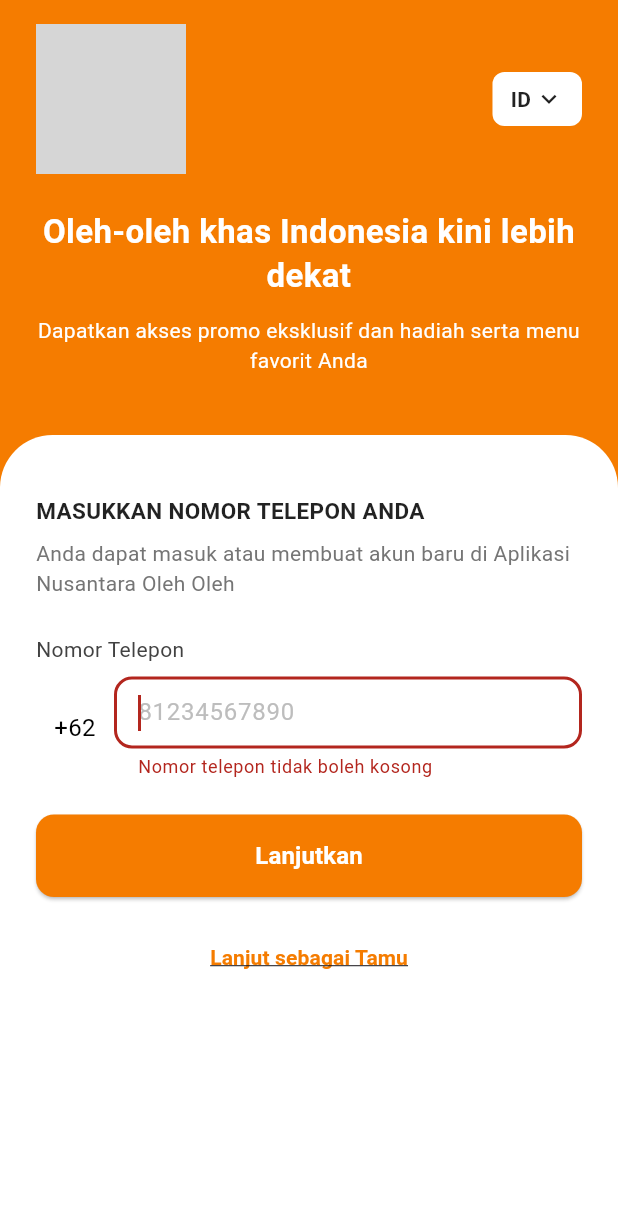
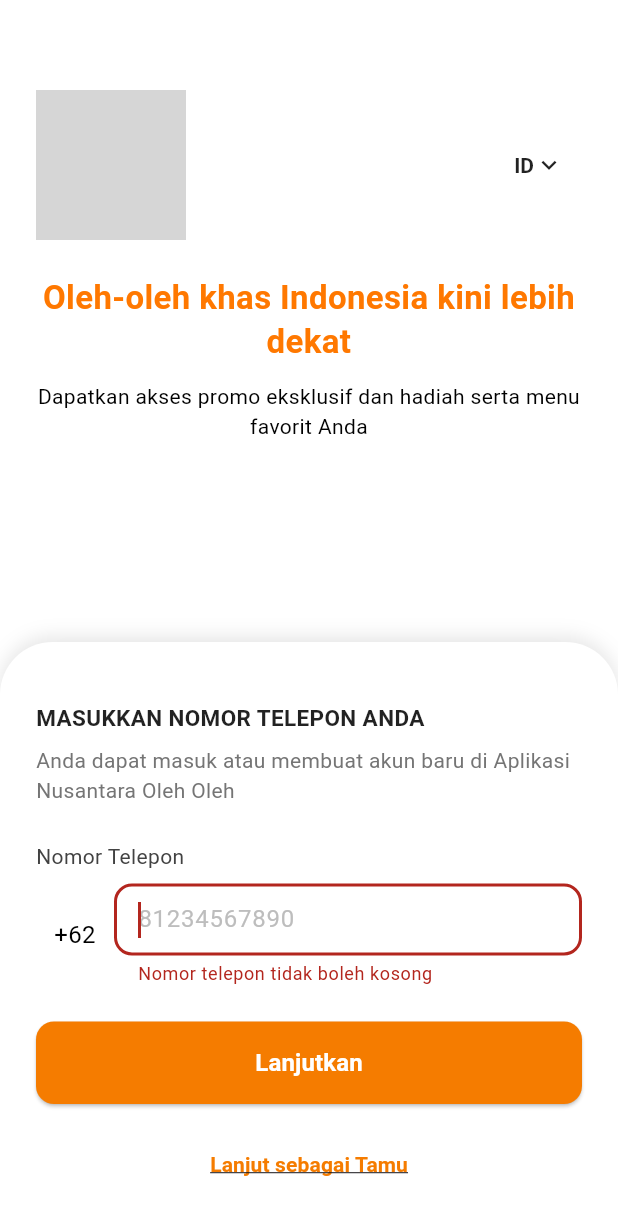
Before and after one commit to Project-Menara/nusantara_mobile, a Flutter app: the LoginScreen screen opened by its route, after a tap on "Lanjutkan", on a phone screen of 412 x 824 dp. Shown: the top 1215 px of the screen. Run offline on Flutter 3.47's test engine with Material 3 defaults, Android fonts, the light colour scheme and no system bars; our stand-ins replace bloc, connectivity_plus, dartz, dropdown_button2, equatable, flash and 6 more; accounts and stored records are empty; grey boxes are pictures that could not be loaded.

Commit message:
Update OnBoarding&Login

```diff
--- /dev/null
+++ b/lib/core/constant/color_constant.dart
@@ -0,0 +1,9 @@
+import 'package:flutter/material.dart';
+
+class ColorConstant {
+  const ColorConstant();
+
+  static const Color whiteColor = Colors.white;
+  static const Color orange = Color(0xFFFF7800);
+  static const Color black = Colors.black;
+}
--- /dev/null
+++ b/lib/core/constant/path_constant.dart
@@ -0,0 +1,4 @@
+class PathConstant {
+  const PathConstant();
+  static const String logo = "assets/images/logo.png";
+}
--- a/lib/features/authentication/data/repositories/auth_repository_impl.dart
+++ b/lib/features/authentication/data/repositories/auth_repository_impl.dart
@@ -4,7 +4,6 @@
 import 'package:nusantara_mobile/core/network/network_info.dart';
 import 'package:nusantara_mobile/features/authentication/data/datasources/auth_remote_datasource.dart';
 import 'package:nusantara_mobile/features/authentication/data/datasources/local_dataSource.dart';
-import 'package:nusantara_mobile/features/authentication/data/models/user_model.dart';
 import 'package:nusantara_mobile/features/authentication/domain/entities/phone_check_entity.dart';
 import 'package:nusantara_mobile/features/authentication/domain/entities/user_entity.dart';
 import 'package:nusantara_mobile/features/authentication/domain/repositories/auth_repository.dart';
--- a/lib/features/authentication/presentation/pages/login_page.dart
+++ b/lib/features/authentication/presentation/pages/login_page.dart
@@ -1,8 +1,7 @@
-// login_screen.dart
-
 import 'package:flutter/material.dart';
 import 'package:flutter_bloc/flutter_bloc.dart';
 import 'package:go_router/go_router.dart';
+import 'package:nusantara_mobile/core/constant/color_constant.dart';
 import 'package:nusantara_mobile/features/authentication/presentation/bloc/auth/auth_bloc.dart';
 import 'package:nusantara_mobile/features/authentication/presentation/bloc/auth/auth_event.dart';
 import 'package:nusantara_mobile/features/authentication/presentation/bloc/auth/auth_state.dart';
@@ -20,8 +19,6 @@
 class _LoginScreenState extends State<LoginScreen> {
   final _formKey = GlobalKey<FormState>();
   final _phoneController = TextEditingController();
-  // Warna oranye sekarang hanya digunakan di sini sebagai background utama
-  static const Color primaryOrange = Color(0xFFF57C00);
 
   @override
   void dispose() {
@@ -39,12 +36,10 @@
   @override
   Widget build(BuildContext context) {
     return Scaffold(
-      backgroundColor: primaryOrange, // Background utama menjadi oranye
+      backgroundColor: ColorConstant.whiteColor, // warna latar belakang oranye
+      resizeToAvoidBottomInset: false,
       body: BlocListener<AuthBloc, AuthState>(
         listener: (context, state) {
-          if (state is AuthLoading) {
-            const Center(child: CircularProgressIndicator());
-          }
           if (state is AuthCheckPhoneFailure) {
             ScaffoldMessenger.of(
               context,
@@ -75,30 +70,37 @@
             }
           }
         },
-        // Widget utama sekarang adalah SingleChildScrollView
-        child: SingleChildScrollView(
-          // Menggunakan LayoutBuilder untuk mendapatkan tinggi layar
-          child: ConstrainedBox(
-            // Memberi tinggi minimal pada konten sebesar tinggi layar
-            constraints: BoxConstraints(
-              minHeight: MediaQuery.of(context).size.height,
-            ),
-            child: IntrinsicHeight(
-              child: Column(
-                children: [
-                  const LoginHeaderWidget(),
-                  // Expanded akan memaksa LoginFormWidget mengisi sisa ruang
-                  Expanded(
+        child: LayoutBuilder(
+          builder: (context, constraints) {
+            return Stack(
+              children: [
+                // Header: tetap di tengah atas
+                Positioned(
+                  top: 60,
+                  left: 0,
+                  right: 0,
+                  child: const LoginHeaderWidget(),
+                ),
+
+                // Form seperti bottom sheet
+                Align(
+                  alignment: Alignment.bottomCenter,
+                  child: SingleChildScrollView(
+                    keyboardDismissBehavior:
+                        ScrollViewKeyboardDismissBehavior.onDrag,
+                    padding: EdgeInsets.only(
+                      bottom: MediaQuery.of(context).viewInsets.bottom,
+                    ),
                     child: LoginFormWidget(
                       formKey: _formKey,
                       phoneController: _phoneController,
                       onLanjutkanPressed: _onLanjutkanPressed,
                     ),
                   ),
-                ],
-              ),
-            ),
-          ),
+                ),
+              ],
+            );
+          },
         ),
       ),
     );
--- /dev/null
+++ b/lib/features/authentication/presentation/widgets/dropdown.dart
@@ -0,0 +1,46 @@
+import 'package:flutter/material.dart';
+
+class Dropdown extends StatelessWidget {
+  final String selectedValue;
+  final List<String> items;
+  final ValueChanged<String?> onChanged;
+  final EdgeInsetsGeometry padding;
+
+  const Dropdown({
+    super.key,
+    required this.selectedValue,
+    required this.items,
+    required this.onChanged,
+    this.padding = const EdgeInsets.symmetric(horizontal: 12, vertical: 8),
+  });
+
+  @override
+  Widget build(BuildContext context) {
+    return Container(
+      padding: padding,
+      decoration: BoxDecoration(
+        color: Colors.white,
+        borderRadius: BorderRadius.circular(8),
+      ),
+      child: DropdownButtonHideUnderline(
+        child: DropdownButton<String>(
+          value: selectedValue,
+          icon: const Icon(
+            Icons.keyboard_arrow_down,
+            size: 20,
+            color: Colors.black87,
+          ),
+          dropdownColor: Colors.white,
+          style: const TextStyle(
+            color: Colors.black87,
+            fontWeight: FontWeight.bold,
+          ),
+          onChanged: onChanged,
+          items: items.map((String value) {
+            return DropdownMenuItem<String>(value: value, child: Text(value));
+          }).toList(),
+        ),
+      ),
+    );
+  }
+}
--- a/lib/features/authentication/presentation/widgets/login_form_widget.dart
+++ b/lib/features/authentication/presentation/widgets/login_form_widget.dart
@@ -23,17 +23,26 @@
   Widget build(BuildContext context) {
     return Container(
       width: double.infinity,
-      decoration: const BoxDecoration(
-        color: Colors.white,
-        borderRadius: BorderRadius.vertical(top: Radius.circular(35)),
+      decoration: BoxDecoration(
+        color: Colors.white, // The background color of the form itself
+        borderRadius: const BorderRadius.vertical(top: Radius.circular(35)),
+        boxShadow: [
+          BoxShadow(
+            color: Colors.black.withOpacity(0.1), // Shadow color and opacity
+            spreadRadius: 0,
+            blurRadius: 10, // Adjust blur to make it appear softer
+            offset: const Offset(0, -3), // Negative Y for shadow on top edge
+          ),
+        ],
       ),
-      // Properti 'transform' sudah tidak diperlukan lagi di sini
       child: Padding(
         padding: const EdgeInsets.fromLTRB(24, 40, 24, 24),
         child: Form(
           key: formKey,
           child: Column(
             crossAxisAlignment: CrossAxisAlignment.stretch,
+            mainAxisSize: MainAxisSize
+                .min, // Keep this! It's important for the column to take only the space it needs.
             children: [
               const Text(
                 "MASUKKAN NOMOR TELEPON ANDA",
@@ -80,6 +89,9 @@
                         ),
                         border: OutlineInputBorder(
                           borderRadius: BorderRadius.circular(12),
+                          borderSide: BorderSide(
+                            color: Colors.grey.shade300, // Light grey border
+                          ),
                         ),
                         focusedBorder: OutlineInputBorder(
                           borderRadius: BorderRadius.circular(12),
@@ -94,12 +106,19 @@
                         ),
                       ),
                       validator: (value) {
-                        if (value == null || value.isEmpty)
+                        if (value == null || value.isEmpty) {
                           return 'Nomor telepon tidak boleh kosong';
-                        if (value.length < 10 || value.length > 13)
+                        }
+                        // Check if value starts with '0' (common mistake in Indonesia)
+                        if (value.startsWith('0')) {
+                          return 'Nomor telepon tidak boleh diawali 0';
+                        }
+                        if (value.length < 10 || value.length > 13) {
                           return 'Nomor telepon harus 10 sampai 13 digit';
-                        if (!RegExp(r'^[0-9]+$').hasMatch(value))
+                        }
+                        if (!RegExp(r'^[0-9]+$').hasMatch(value)) {
                           return 'Hanya boleh berisi angka';
+                        }
                         return null;
                       },
                     ),
--- a/lib/features/authentication/presentation/widgets/login_header_widget.dart
+++ b/lib/features/authentication/presentation/widgets/login_header_widget.dart
@@ -1,19 +1,34 @@
-// login_header_widget.dart
+import 'package:flutter/material.dart';
+import 'package:nusantara_mobile/core/constant/color_constant.dart';
+import 'package:nusantara_mobile/features/authentication/presentation/widgets/dropdown.dart';
 
-import 'package:flutter/material.dart';
-
-class LoginHeaderWidget extends StatelessWidget {
+class LoginHeaderWidget extends StatefulWidget {
   const LoginHeaderWidget({super.key});
 
-  static const Color primaryOrange = Color(0xFFF57C00);
+  @override
+  State<LoginHeaderWidget> createState() => _LoginHeaderWidgetState();
+}
+
+class _LoginHeaderWidgetState extends State<LoginHeaderWidget> {
+  String selectedLanguage = "ID";
+  final List<String> languages = ["ID"];
+
+  // Tambahkan teks berdasarkan bahasa
+  final Map<String, String> titleTexts = {
+    "ID": "Oleh-oleh khas Indonesia kini lebih dekat",
+    "EN": "Authentic Indonesian souvenirs are now closer to you",
+  };
+
+  final Map<String, String> subtitleTexts = {
+    "ID": "Dapatkan akses promo eksklusif dan hadiah serta menu favorit Anda",
+    "EN": "Get access to exclusive promotions, gifts, and your favorite menu",
+  };
 
   @override
   Widget build(BuildContext context) {
     return Container(
-      // Hapus warna agar background oranye dari parent (Scaffold) terlihat
       color: Colors.transparent,
-      // Padding bawah dikurangi agar tidak ada jarak kosong yang besar
-      padding: const EdgeInsets.only(top: 16, left: 24, right: 24, bottom: 40),
+      padding: const EdgeInsets.only(left: 24, right: 24),
       child: SafeArea(
         bottom: false,
         child: Column(
@@ -21,36 +36,41 @@
           children: [
             Row(
               mainAxisAlignment: MainAxisAlignment.spaceBetween,
-              crossAxisAlignment: CrossAxisAlignment.center,
               children: [
                 Image.asset('assets/images/logo.png', width: 100, height: 100),
-                Container(
-                  padding: const EdgeInsets.symmetric(horizontal: 12, vertical: 8),
-                  decoration: BoxDecoration(
-                    color: Colors.white,
-                    borderRadius: BorderRadius.circular(8),
-                  ),
-                  child: const Row(
-                    children: [
-                      Text("ID", style: TextStyle(fontWeight: FontWeight.bold, color: Colors.black87)),
-                      SizedBox(width: 2),
-                      Icon(Icons.keyboard_arrow_down, size: 20, color: Colors.black87),
-                    ],
-                  ),
+                Dropdown(
+                  selectedValue: selectedLanguage,
+                  items: languages,
+                  onChanged: (value) {
+                    if (value != null) {
+                      setState(() {
+                        selectedLanguage = value;
+                      });
+                    }
+                  },
                 ),
               ],
             ),
             const SizedBox(height: 24),
-            const Text(
-              "Oleh-oleh khas Indonesia kini lebih dekat",
+            Text(
+              titleTexts[selectedLanguage] ?? '',
               textAlign: TextAlign.center,
-              style: TextStyle(color: Colors.white, fontSize: 22, fontWeight: FontWeight.bold, height: 1.3),
+              style: const TextStyle(
+                color: ColorConstant.orange,
+                fontSize: 22,
+                fontWeight: FontWeight.bold,
+                height: 1.3,
+              ),
             ),
             const SizedBox(height: 12),
-            const Text(
-              "Dapatkan akses promo eksklusif dan hadiah serta menu favorit Anda",
+            Text(
+              subtitleTexts[selectedLanguage] ?? '',
               textAlign: TextAlign.center,
-              style: TextStyle(color: Colors.white, fontSize: 14, height: 1.4),
+              style: const TextStyle(
+                color: ColorConstant.black,
+                fontSize: 14,
+                height: 1.4,
+              ),
             ),
           ],
         ),
--- a/lib/features/onBoarding_screen/onboarding_screen_3.dart
+++ b/lib/features/onBoarding_screen/onboarding_screen_3.dart
@@ -1,6 +1,7 @@
 import 'package:flutter/material.dart';
 import 'package:go_router/go_router.dart';
 import 'package:nusantara_mobile/features/onBoarding_screen/onboarding_screen_1.dart';
+import 'package:nusantara_mobile/features/onBoarding_screen/repositories/onBoarding_repository.dart';
 import 'package:nusantara_mobile/routes/initial_routes.dart';
 
 class OnboardingScreen3 extends StatelessWidget {
@@ -95,7 +96,9 @@
                     Align(
                       alignment: Alignment.bottomRight,
                       child: ElevatedButton(
-                        onPressed: () {
+                        onPressed: () async {
+                          final onBoardRepo = OnboardingRepository();
+                          await onBoardRepo.setSession();
                           // PERBAIKAN: Gunakan context.go() untuk ke login
                           context.go(InitialRoutes.loginScreen);
                         },
--- /dev/null
+++ b/lib/features/onBoarding_screen/repositories/onBoarding_repository.dart
@@ -0,0 +1,17 @@
+import 'package:flutter_secure_storage/flutter_secure_storage.dart';
+
+class OnboardingRepository {
+  static const _hasSeenOnBoardingValue = "hasSeenOnBoarding";
+  static const _onBoardingKey = "onBoarding";
+
+  static const _storage = FlutterSecureStorage();
+
+  Future<void> setSession() async {
+    await _storage.write(key: _onBoardingKey, value: _hasSeenOnBoardingValue);
+  }
+
+  Future<bool> get hasSeenOnBoarding async {
+    final value = await _storage.read(key: _onBoardingKey);
+    return value == _hasSeenOnBoardingValue;
+  }
+}
--- a/lib/features/splash_screen/splash_screen.dart
+++ b/lib/features/splash_screen/splash_screen.dart
@@ -2,6 +2,7 @@
 import 'package:flutter/material.dart';
 import 'package:flutter_bloc/flutter_bloc.dart';
 import 'package:go_router/go_router.dart';
+import 'package:nusantara_mobile/features/onBoarding_screen/repositories/onBoarding_repository.dart';
 import 'package:shared_preferences/shared_preferences.dart';
 
 // Ganti dengan path impor BLoC dan Rute Anda
@@ -25,17 +26,15 @@
   }
 
   Future<void> _checkOnboardingStatusAndNavigate() async {
-    final prefs = await SharedPreferences.getInstance();
-    final bool onboardingCompleted =
-        prefs.getBool('onboarding_completed') ?? false;
+    if (mounted) {
+      final onBoarRepo = OnboardingRepository();
+      final hasSeenOnboard = await onBoarRepo.hasSeenOnBoarding;
 
-    // Pastikan widget masih ada di tree sebelum navigasi
-    if (!mounted) return;
-
-    if (onboardingCompleted) {
-      context.go(InitialRoutes.loginScreen);
-    } else {
-      context.go(InitialRoutes.onboarding1);
+      if (!hasSeenOnboard) {
+        context.go(InitialRoutes.onboarding1);
+      } else {
+        context.go(InitialRoutes.loginScreen);
+      }
     }
   }
 
--- a/pubspec.yaml
+++ b/pubspec.yaml
@@ -65,4 +65,3 @@
 
   assets:
     - assets/images/
-    - assets/icons/
```
